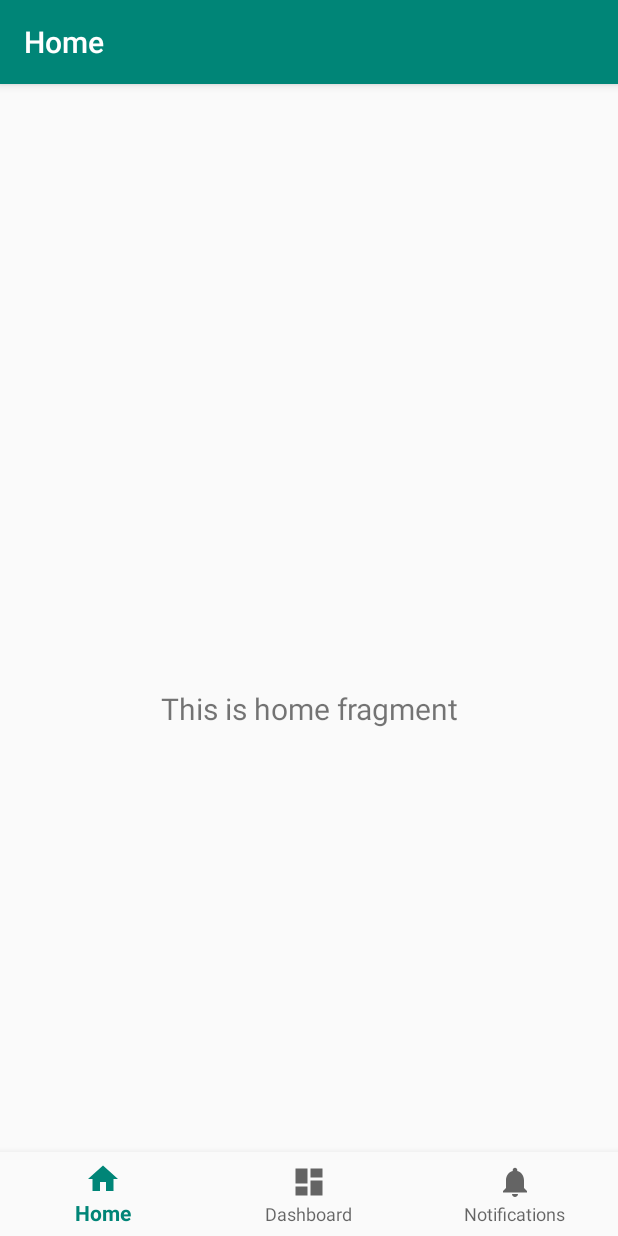
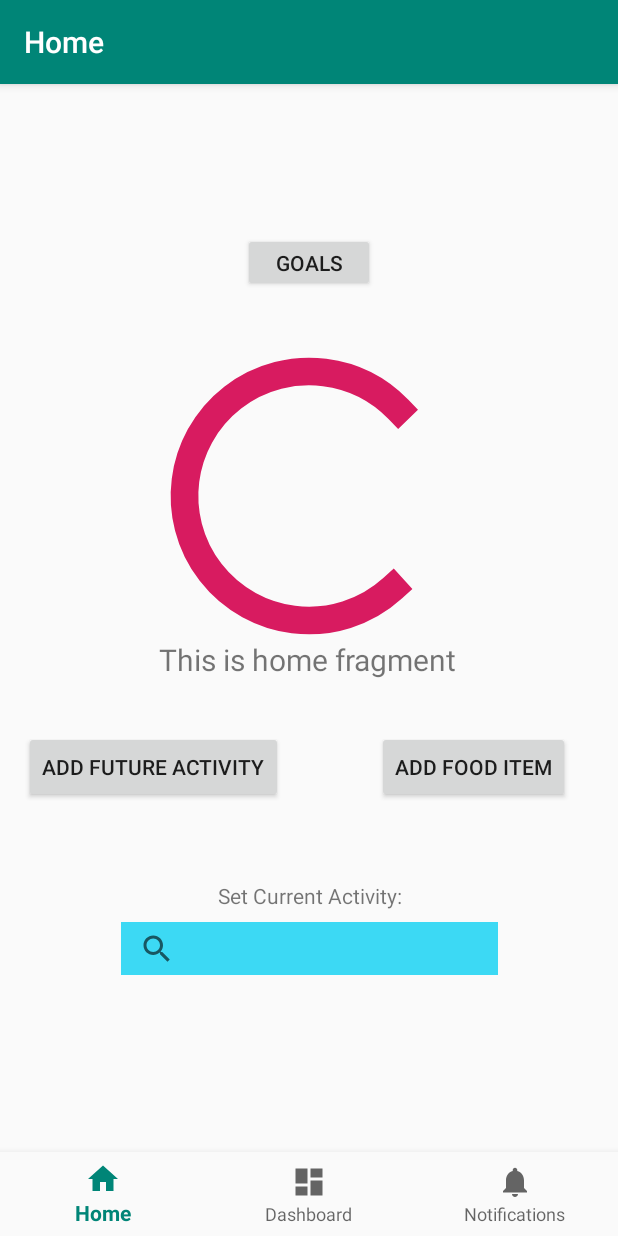
Before and after one commit to dylan-mancero/Health-and-Fitness-Android, an Android app: the homepage screen opened directly, with no data from a screen before it, on a phone screen of 412 x 824 dp. Run offline under Robolectric (Android 15) with nearby library versions, the phone set to English and light mode, and no system bars; our stand-ins replace navigation-ui.

Commit message:
Use 'Homepage', 'addFutureActivity' and 'addFood' java classes and obviously the 'MainActivity' under the com.hfs.ui folder.

```diff
--- a/app/build.gradle
+++ b/app/build.gradle
@@ -27,6 +27,7 @@ dependencies {
     implementation 'androidx.navigation:navigation-fragment:2.0.0'
     implementation 'androidx.navigation:navigation-ui:2.0.0'
     implementation 'androidx.lifecycle:lifecycle-extensions:2.2.0'
+    implementation 'com.r0adkll:slidableactivity:2.0.6' //For slide animation from homepage.
     testImplementation 'junit:junit:4.12'
     androidTestImplementation 'androidx.test.ext:junit:1.1.1'
     androidTestImplementation 'androidx.test.espresso:espresso-core:3.2.0'
--- a/app/src/main/java/com/hfs/ui/homepage.java
+++ b/app/src/main/java/com/hfs/ui/homepage.java
@@ -19,6 +19,7 @@ public class homepage extends AppCompatActivity {
         BottomNavigationView navView = findViewById(R.id.nav_view);
         // Passing each menu ID as a set of Ids because each
         // menu should be considered as top level destinations.
+
         AppBarConfiguration appBarConfiguration = new AppBarConfiguration.Builder(
                 R.id.navigation_home, R.id.navigation_dashboard, R.id.navigation_notifications)
                 .build();
--- a/app/src/main/res/layout/activity_homepage.xml
+++ b/app/src/main/res/layout/activity_homepage.xml
@@ -1,6 +1,7 @@
 <?xml version="1.0" encoding="utf-8"?>
 <androidx.constraintlayout.widget.ConstraintLayout xmlns:android="http://schemas.android.com/apk/res/android"
     xmlns:app="http://schemas.android.com/apk/res-auto"
+    xmlns:tools="http://schemas.android.com/tools"
     android:id="@+id/container"
     android:layout_width="match_parent"
     android:layout_height="match_parent"
@@ -21,13 +22,83 @@
     <fragment
         android:id="@+id/nav_host_fragment"
         android:name="androidx.navigation.fragment.NavHostFragment"
-        android:layout_width="match_parent"
-        android:layout_height="match_parent"
+        android:layout_width="410dp"
+        android:layout_height="600dp"
         app:defaultNavHost="true"
-        app:layout_constraintBottom_toTopOf="@id/nav_view"
+        app:layout_constraintBottom_toBottomOf="parent"
+        app:layout_constraintHorizontal_bias="0.0"
         app:layout_constraintLeft_toLeftOf="parent"
         app:layout_constraintRight_toRightOf="parent"
         app:layout_constraintTop_toTopOf="parent"
+        app:layout_constraintVertical_bias="0.211"
         app:navGraph="@navigation/mobile_navigation" />
 
+    <Button
+        android:id="@+id/setGoal"
+        android:layout_width="88dp"
+        android:layout_height="39dp"
+        android:text="Goals"
+        app:layout_constraintBottom_toTopOf="@+id/progressBar2"
+        app:layout_constraintEnd_toEndOf="parent"
+        app:layout_constraintStart_toStartOf="parent"
+        app:layout_constraintTop_toTopOf="@+id/nav_host_fragment"
+        app:layout_constraintVertical_bias="0.487" />
+
+    <Button
+        android:id="@+id/setFutureActivity"
+        android:layout_width="wrap_content"
+        android:layout_height="wrap_content"
+        android:layout_marginTop="352dp"
+        android:text="Add Future Activity"
+        app:layout_constraintEnd_toStartOf="@+id/setFoodItem"
+        app:layout_constraintHorizontal_bias="0.2"
+        app:layout_constraintStart_toStartOf="parent"
+        app:layout_constraintTop_toTopOf="@+id/nav_host_fragment" />
+
+    <Button
+        android:id="@+id/setFoodItem"
+        android:layout_width="wrap_content"
+        android:layout_height="wrap_content"
+        android:layout_marginTop="352dp"
+        android:layout_marginEnd="32dp"
+        android:text="Add Food Item"
+        app:layout_constraintEnd_toEndOf="parent"
+        app:layout_constraintTop_toTopOf="@+id/nav_host_fragment" />
+
+    <ProgressBar
+        android:id="@+id/progressBar2"
+        style="?android:attr/progressBarStyle"
+        android:layout_width="221dp"
+        android:layout_height="230dp"
+        app:layout_constraintBottom_toBottomOf="@+id/nav_host_fragment"
+        app:layout_constraintEnd_toEndOf="parent"
+        app:layout_constraintStart_toStartOf="parent"
+        app:layout_constraintTop_toTopOf="@+id/nav_host_fragment"
+        app:layout_constraintVertical_bias="0.218" />
+
+    <SearchView
+        android:id="@+id/searchView"
+        android:layout_width="251dp"
+        android:layout_height="35dp"
+        android:background="#3CD9F4"
+        android:fadeScrollbars="false"
+        android:gravity="center_horizontal"
+        app:layout_constraintBottom_toTopOf="@+id/nav_view"
+        app:layout_constraintEnd_toEndOf="parent"
+        app:layout_constraintStart_toStartOf="parent"
+        app:layout_constraintTop_toBottomOf="@+id/progressBar2"
+        app:layout_constraintVertical_bias="0.589" />
+
+    <TextView
+        android:id="@+id/textView2"
+        android:layout_width="wrap_content"
+        android:layout_height="wrap_content"
+        android:text="Set Current Activity:"
+        app:layout_constraintBottom_toTopOf="@+id/searchView"
+        app:layout_constraintEnd_toEndOf="@+id/searchView"
+        app:layout_constraintStart_toStartOf="@+id/searchView"
+        app:layout_constraintTop_toBottomOf="@+id/progressBar2"
+        app:layout_constraintVertical_bias="0.947" />
+
+
 </androidx.constraintlayout.widget.ConstraintLayout>
--- a/app/src/main/res/values/styles.xml
+++ b/app/src/main/res/values/styles.xml
@@ -17,4 +17,9 @@
 
     <style name="AppTheme.PopupOverlay" parent="ThemeOverlay.AppCompat.Light" />
 
+    <style name="AppTheme.SliderActivityTheme">
+        <item name="android:windowIsTranslucent">true</item>
+        <item name="android:windowBackground">@android:color/transparent</item>
+    </style>
+
 </resources>
```
Also changed, not shown: app/src/main/java/com/hfs/ui/MainActivity.java (+37 -2 lines), app/src/main/res/layout/activity_add_food.xml (+18 -3 lines), app/src/main/res/layout/activity_add_future.xml (+20 -0 lines).
